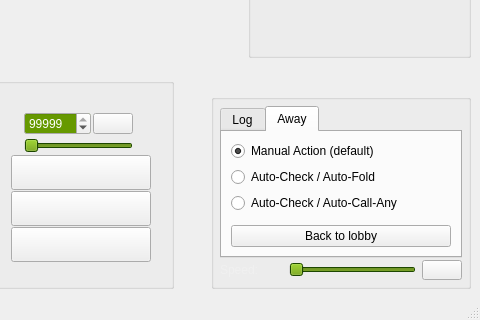
Qt form src/gui/qt/mainwindow.ui (pokerth/pokerth) before a commit; both pictures show x 520 to 1000 and y 360 to 680 of the 1000 by 680 pixel window.
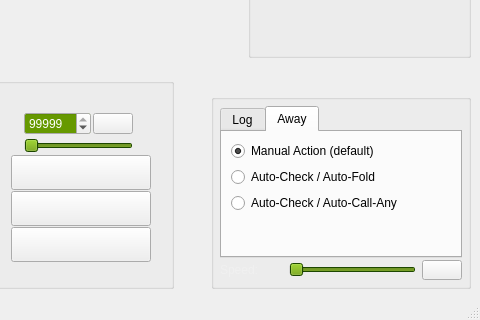
The same form after that commit. The open tabs and pages were chosen to show the change. Icons and pictures are not drawn. Custom widgets are drawn as their Qt base class.

Commit message: old "back-to-lobby" button removed

Diff of the .ui file:
```diff
--- a/src/gui/qt/mainwindow.ui
+++ b/src/gui/qt/mainwindow.ui
@@ -2895,19 +2895,6 @@
                  </property>
                 </spacer>
                </item>
-               <item row="4" column="0" >
-                <widget class="QPushButton" name="pushButton_backToLobby" >
-                 <property name="maximumSize" >
-                  <size>
-                   <width>16777215</width>
-                   <height>24</height>
-                  </size>
-                 </property>
-                 <property name="text" >
-                  <string>Back to lobby</string>
-                 </property>
-                </widget>
-               </item>
               </layout>
              </widget>
             </widget>
```
The commit also changes 2 other files.
